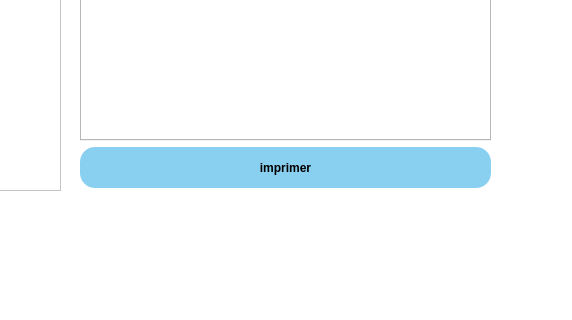
The window that dialog.ui (MEHDIHRAIRI/QT_CPP) describes before a commit, drawn with Qt 5; both pictures show x 502 to 1074 and y 282 to 602 of the 1074 by 602 pixel window.
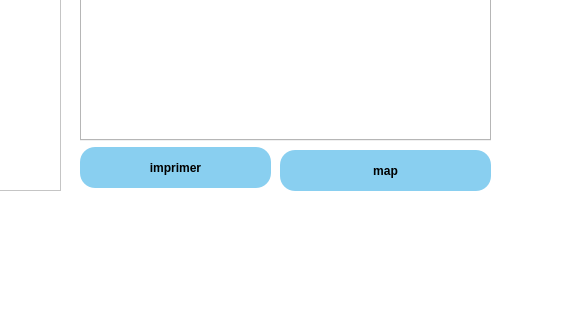
The same window after the commit. The open tabs and pages were chosen to show the change.

Patch:
```diff
--- a/dialog.ui
+++ b/dialog.ui
@@ -1038,7 +1038,7 @@
       <rect>
        <x>580</x>
        <y>397</y>
-       <width>411</width>
+       <width>191</width>
        <height>41</height>
       </rect>
      </property>
@@ -1098,6 +1098,32 @@
       <string>Rechercher</string>
      </property>
     </widget>
+    <widget class="QPushButton" name="pbimprim_3">
+     <property name="geometry">
+      <rect>
+       <x>780</x>
+       <y>400</y>
+       <width>211</width>
+       <height>41</height>
+      </rect>
+     </property>
+     <property name="styleSheet">
+      <string notr="true">QPushButton {
+padding: 5px;
+border-radius: 15px;
+background-color:rgb(137,207,240);
+font-weight: bold;
+color:black;
+}
+QPushButton:hover
+{
+color :white;
+}</string>
+     </property>
+     <property name="text">
+      <string>map</string>
+     </property>
+    </widget>
    </widget>
   </widget>
  </widget>
```
Left out of the diff: 4 changed lines with no effect on the pictures.
